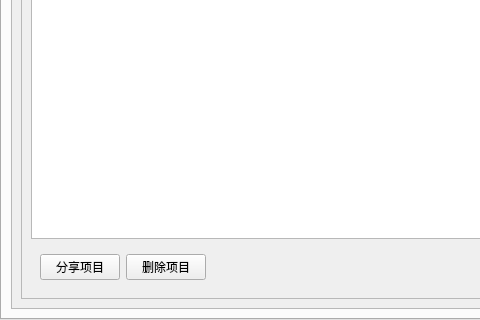
This is Qt/CloudSharedCoding/projectform.ui in GnoCiYeH/CloudShareCode as Qt 5 draws it before an edit; both pictures show x 0 to 480 and y 210 to 530 of the 815 by 530 pixel window. The edited form follows.
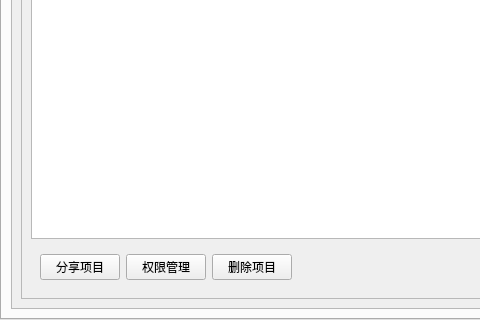
This is the edited form. The open tabs and pages were chosen to show the change. Icons and pictures are not drawn.

Patch:
```diff
--- a/Qt/CloudSharedCoding/projectform.ui
+++ b/Qt/CloudSharedCoding/projectform.ui
@@ -161,6 +161,13 @@
                     </property>
                    </widget>
                   </item>
+                  <item>
+                   <widget class="QPushButton" name="pushButton_7">
+                    <property name="text">
+                     <string>权限管理</string>
+                    </property>
+                   </widget>
+                  </item>
                   <item>
                    <widget class="QPushButton" name="pushButton_3">
                     <property name="text">
```
Left out of the diff: 2 changed lines with no effect on the pictures.
